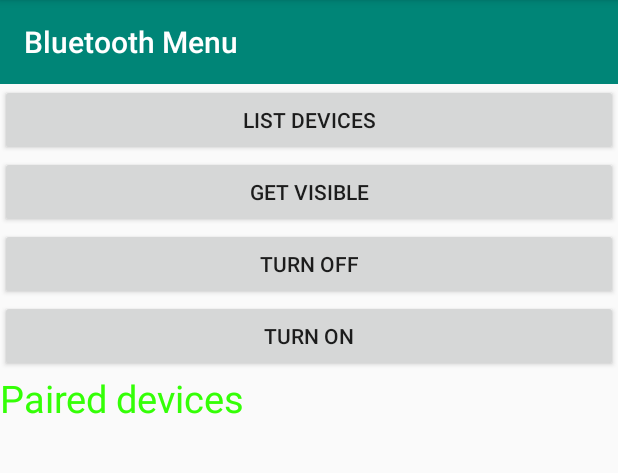
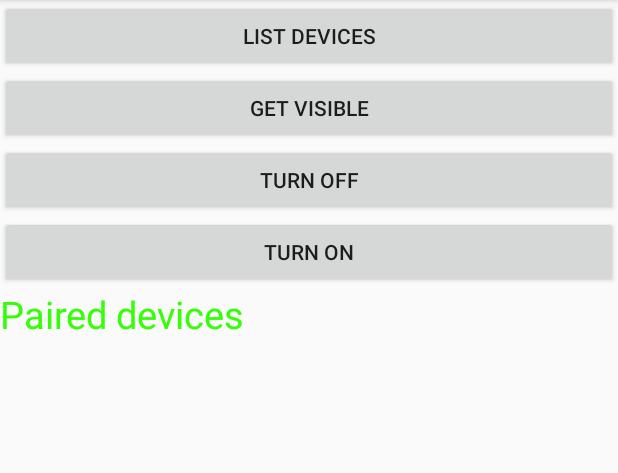
Before and after one commit to alflinusjonsson/AndroidBlueToothCar, an Android app: the BlueTooth screen opened directly, with no data from a screen before it, on a phone screen of 412 x 824 dp, the part 84-557 px from its top. Run offline under Robolectric (Android 15) with nearby library versions, the phone set to English and light mode, and no system bars.

Commit message:
Bluetooth settings complete

```diff
--- a/app/src/main/java/se/j/androidprojekt/MainActivity.java
+++ b/app/src/main/java/se/j/androidprojekt/MainActivity.java
@@ -2,8 +2,9 @@ package se.j.androidprojekt;
 
 import android.content.Intent;
 import android.os.Bundle;
-import android.support.annotation.Nullable;
 import android.support.v7.app.AppCompatActivity;
+import android.view.View;
+
 
 public class MainActivity extends AppCompatActivity {
     RadarView mRadarView = null;
@@ -19,7 +20,7 @@ public class MainActivity extends AppCompatActivity {
     }
 
     public void SettingsButtonClicked(View view){
-        //Intent intent = new Intent(this, SettingsActivity.class);
-        //startActivity(intent);
+        Intent intent = new Intent(this, Settings.class);
+        startActivity(intent);
     }
 }
--- a/app/src/main/res/layout/bluetooth.xml
+++ b/app/src/main/res/layout/bluetooth.xml
@@ -1,18 +1,8 @@
 <?xml version="1.0" encoding="utf-8"?>
 <LinearLayout xmlns:android="http://schemas.android.com/apk/res/android"
-    xmlns:app="http://schemas.android.com/apk/res-auto"
     android:layout_width="match_parent"
     android:layout_height="match_parent"
     android:orientation="vertical">
-
-    <android.support.v7.widget.Toolbar
-        android:id="@+id/toolbar"
-        android:layout_width="match_parent"
-        android:layout_height="wrap_content"
-        android:background="?attr/colorPrimary"
-        android:minHeight="?attr/actionBarSize"
-        android:theme="?attr/actionBarTheme"
-        app:title="Bluetooth Menu" />
 
     <Button
         android:id="@+id/button3"
```
